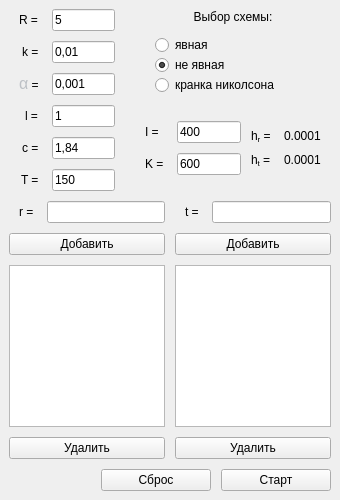
androidZ200/Simulation-of-heat-propagation, file mainwindow.ui: the form before one commit.
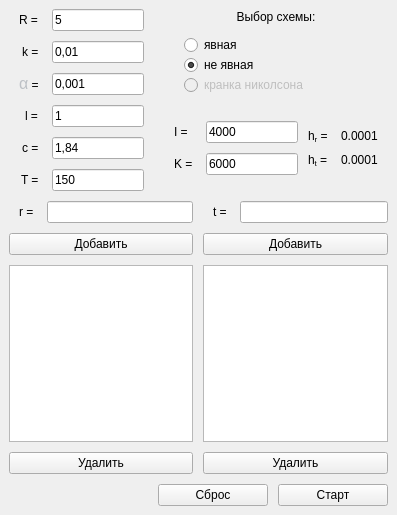
The form after the commit.

Diff of the .ui file:
```diff
--- a/mainwindow.ui
+++ b/mainwindow.ui
@@ -6,16 +6,22 @@
    <rect>
     <x>0</x>
     <y>0</y>
-    <width>340</width>
-    <height>500</height>
+    <width>397</width>
+    <height>515</height>
    </rect>
   </property>
   <property name="minimumSize">
    <size>
-    <width>340</width>
+    <width>330</width>
     <height>500</height>
    </size>
   </property>
+  <property name="maximumSize">
+   <size>
+    <width>440</width>
+    <height>700</height>
+   </size>
+  </property>
   <property name="windowTitle">
    <string>MainWindow</string>
   </property>
@@ -182,6 +188,9 @@
             </item>
             <item>
              <widget class="QRadioButton" name="radioButton_3">
+              <property name="enabled">
+               <bool>false</bool>
+              </property>
               <property name="text">
                <string>кранка николсона</string>
               </property>
@@ -214,7 +223,7 @@
                <locale language="Russian" country="Russia"/>
               </property>
               <property name="text">
-               <string>400</string>
+               <string>4000</string>
               </property>
              </widget>
             </item>
@@ -231,7 +240,7 @@
                <locale language="Russian" country="Russia"/>
               </property>
               <property name="text">
-               <string>600</string>
+               <string>6000</string>
               </property>
              </widget>
             </item>
```
